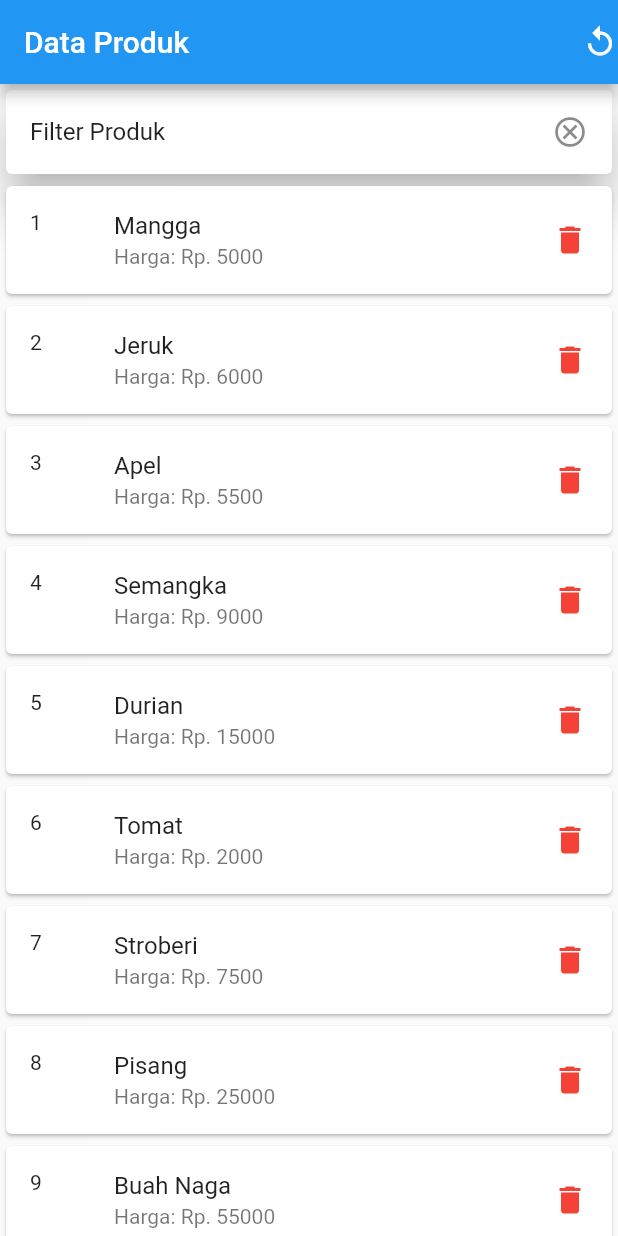
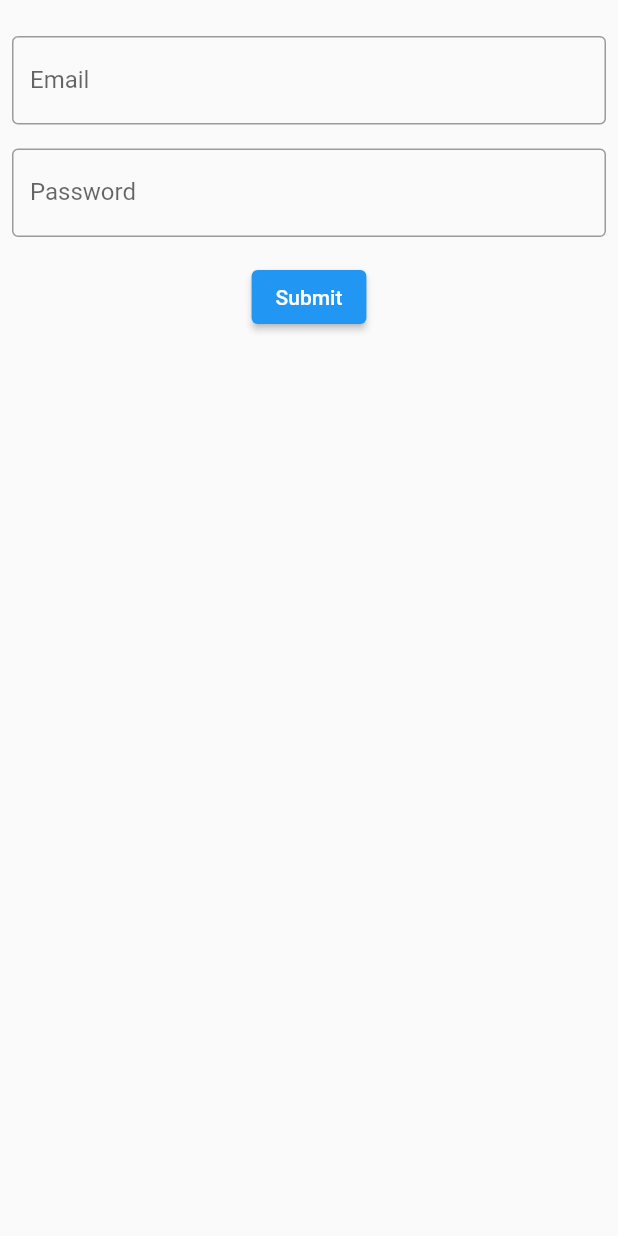
Before and after one commit to ibrahimfe/flutter_app, a Flutter app: the screen it shows after launch, on a phone screen of 412 x 824 dp. Run offline on Flutter 3.47's test engine with Material 2 defaults, Android fonts, the phone set to English and light mode, and no system bars.

Commit message:
refactor the structure

```diff
--- a/lib/main.dart
+++ b/lib/main.dart
@@ -1,4 +1,6 @@
 import 'package:flutter/material.dart';
+import "package:app/welcome.dart";
+import 'package:app/data_produk.dart';
 
 void main() {
   runApp(const MyApp());
@@ -9,150 +11,15 @@ class MyApp extends StatelessWidget {
 
   @override
   Widget build(BuildContext context) {
-    return const MaterialApp(
+    return MaterialApp(
       debugShowCheckedModeBanner: false,
       title: "Flutter App",
-      home: Store(),
+      home: Login(),
+      routes: {
+        '/list': (context) => const Store(
+              email: '',
+            ),
+      },
     );
   }
 }
-
-class Store extends StatelessWidget {
-  const Store({super.key});
-
-  @override
-  Widget build(BuildContext context) {
-    return Scaffold(
-      appBar: AppBar(
-        title: const Text("Data Produk"),
-        actions: const [Icon(Icons.replay_outlined)],
-      ),
-      body: ListView(
-        children: const [
-          Divider(
-            height: 0,
-          ),
-          Card(
-            elevation: 12,
-            child: ListTile(
-              title: Text("Filter Produk"),
-              trailing: Icon(Icons.cancel_outlined),
-            ),
-          ),
-          Card(
-            child: ListTile(
-              leading: Text("1"),
-              title: Text("Mangga"),
-              subtitle: Text("Harga: Rp. 5000"),
-              trailing: Icon(
-                Icons.delete,
-                color: Colors.red,
-              ),
-            ),
-          ),
-          Card(
-            child: ListTile(
-              leading: Text("2"),
-              title: Text("Jeruk"),
-              subtitle: Text("Harga: Rp. 6000"),
-              trailing: Icon(
-                Icons.delete,
-                color: Colors.red,
-              ),
-            ),
-          ),
-          Card(
-            child: ListTile(
-              leading: Text("3"),
-              title: Text("Apel"),
-              subtitle: Text("Harga: Rp. 5500"),
-              trailing: Icon(
-                Icons.delete,
-                color: Colors.red,
-              ),
-            ),
-          ),
-          Card(
-            child: ListTile(
-              leading: Text("4"),
-              title: Text("Semangka"),
-              subtitle: Text("Harga: Rp. 9000"),
-              trailing: Icon(
-                Icons.delete,
-                color: Colors.red,
-              ),
-            ),
-          ),
-          Card(
-            child: ListTile(
-              leading: Text("5"),
-              title: Text("Durian"),
-              subtitle: Text("Harga: Rp. 15000"),
-              trailing: Icon(
-                Icons.delete,
-                color: Colors.red,
-              ),
-            ),
-          ),
-          Card(
-            child: ListTile(
-              leading: Text("6"),
-              title: Text("Tomat"),
-              subtitle: Text("Harga: Rp. 2000"),
-              trailing: Icon(
-                Icons.delete,
-                color: Colors.red,
-              ),
-            ),
-          ),
-          Card(
-            child: ListTile(
-              leading: Text("7"),
-              title: Text("Stroberi"),
-              subtitle: Text("Harga: Rp. 7500"),
-              trailing: Icon(
-                Icons.delete,
-                color: Colors.red,
-              ),
-            ),
-          ),
-          Card(
-            child: ListTile(
-              leading: Text("8"),
-              title: Text("Pisang"),
-              subtitle: Text("Harga: Rp. 25000"),
-              trailing: Icon(
-                Icons.delete,
-                color: Colors.red,
-              ),
-            ),
-          ),
-          Card(
-            child: ListTile(
-              leading: Text("9"),
-              title: Text("Buah Naga"),
-              subtitle: Text("Harga: Rp. 55000"),
-              trailing: Icon(
-                Icons.delete,
-                color: Colors.red,
-              ),
-            ),
-          ),
-          Card(
-            child: ListTile(
-              leading: Text(
-                "10",
-              ),
-              title: Text("Melon"),
-              subtitle: Text("Harga: Rp. 10000"),
-              trailing: Icon(
-                Icons.delete,
-                color: Colors.red,
-              ),
-            ),
-          ),
-        ],
-      ),
-    );
-  }
-}
--- /dev/null
+++ b/lib/welcome.dart
@@ -0,0 +1,96 @@
+import "package:flutter/material.dart";
+import "package:app/data_produk.dart";
+
+class Login extends StatefulWidget {
+  const Login({super.key});
+
+  @override
+  State<Login> createState() => _LoginState();
+}
+
+class _LoginState extends State<Login> {
+  final _formKey = GlobalKey<FormState>();
+
+  TextEditingController emailController = TextEditingController();
+
+  TextEditingController passwordController = TextEditingController();
+
+  @override
+  Widget build(BuildContext context) {
+    return Scaffold(
+      body: Padding(
+        padding: const EdgeInsets.all(8.0),
+        child: Center(
+          child: Form(
+            key: _formKey,
+            child: Column(
+              crossAxisAlignment: CrossAxisAlignment.stretch,
+              children: [
+                SizedBox(
+                  height: 16,
+                ),
+                TextFormField(
+                  controller: emailController,
+                  decoration: const InputDecoration(
+                      border: OutlineInputBorder(), labelText: "Email"),
+                  validator: (value) {
+                    if (value == null || value.isEmpty) {
+                      return 'Please enter your email';
+                    }
+                    return null;
+                  },
+                ),
+                SizedBox(
+                  height: 16,
+                ),
+                TextFormField(
+                  controller: passwordController,
+                  obscureText: true,
+                  decoration: const InputDecoration(
+                      border: OutlineInputBorder(), labelText: "Password"),
+                  validator: (value) {
+                    if (value == null || value.isEmpty) {
+                      return 'Please enter your password';
+                    }
+                    return null;
+                  },
+                ),
+                SizedBox(
+                  height: 16,
+                ),
+                Center(
+                  child: ElevatedButton(
+                    onPressed: () {
+                      if (_formKey.currentState!.validate()) {
+                        if (emailController.text == "untirta@untirta.ac.id" &&
+                            passwordController.text == "untirtajawara") {
+                          Navigator.push(
+                            context,
+                            MaterialPageRoute(
+                                builder: (context) => Store(
+                                      email: emailController.text,
+                                    )),
+                          );
+                        } else {
+                          ScaffoldMessenger.of(context).showSnackBar(
+                            const SnackBar(
+                                content: Text('Invalid Credentials')),
+                          );
+                        }
+                      } else {
+                        ScaffoldMessenger.of(context).showSnackBar(
+                          const SnackBar(content: Text('Please fill input')),
+                        );
+                      }
+                    },
+                    child: const Text('Submit'),
+                  ),
+                ),
+              ],
+            ),
+          ),
+        ),
+      ),
+    );
+  }
+}
```
Also changed, not shown: lib/data_produk.dart (added, +146 -0 lines).
